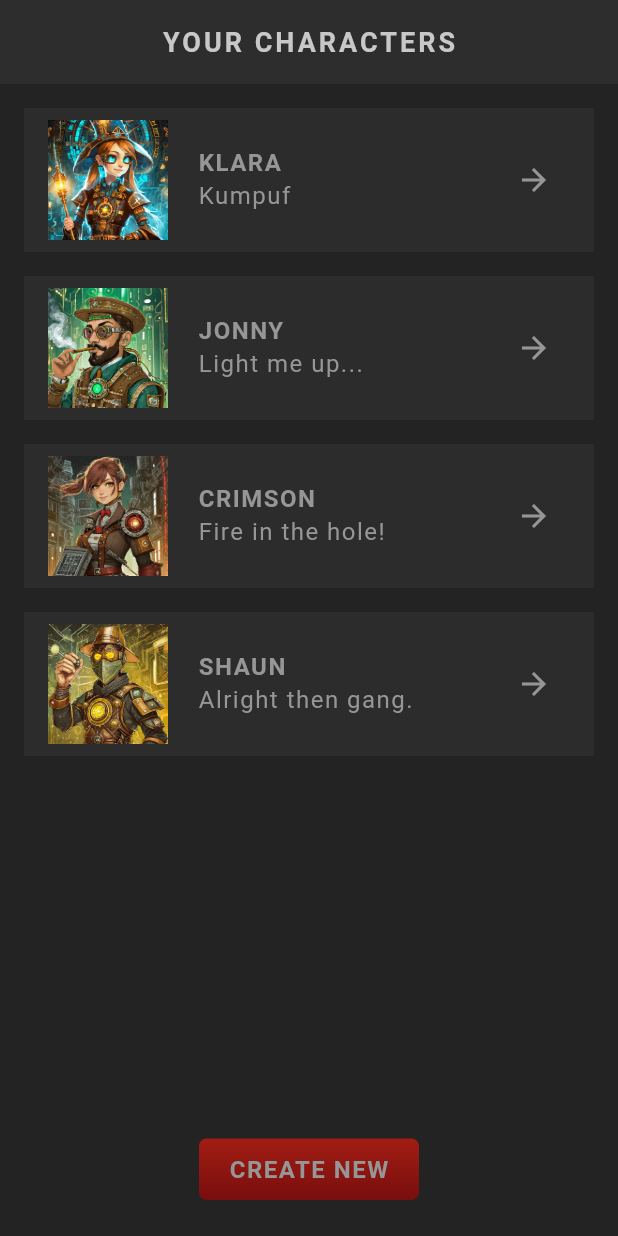
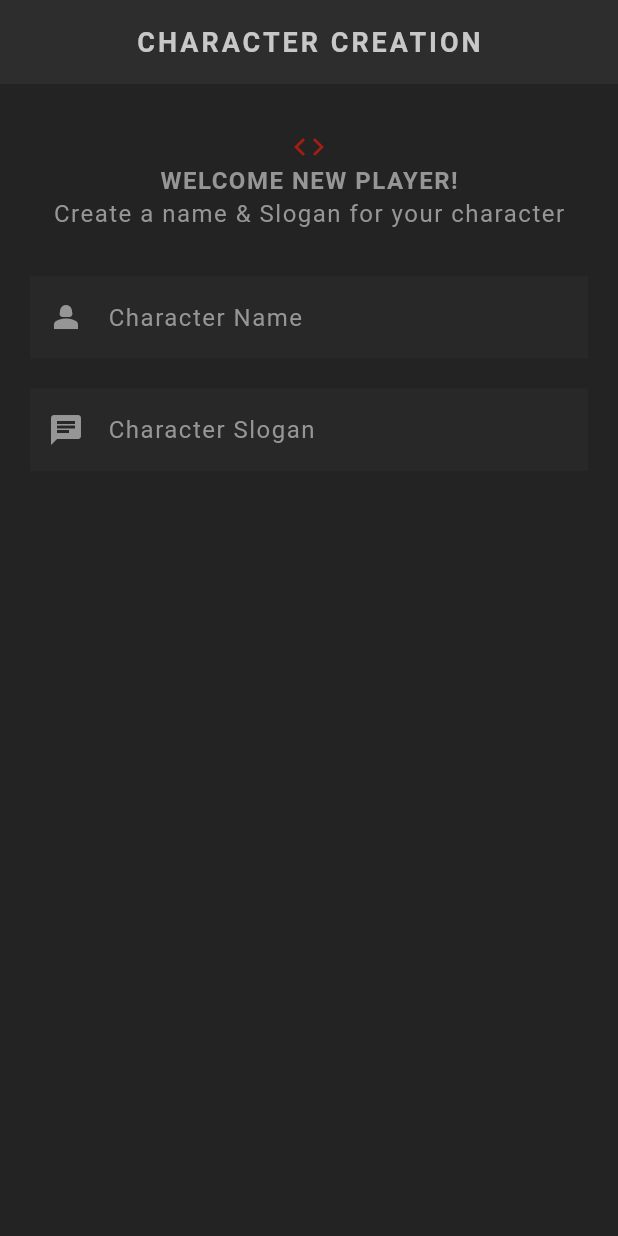
Before and after one commit to VictorDevLab/role_playing_game, a Flutter app: the screen it shows after launch, on a phone screen of 412 x 824 dp. Run offline on Flutter 3.47's test engine with Material 3 defaults, Android fonts, the phone set to English and light mode, and no system bars; our stand-ins replace google_fonts; missing offline and left inert: dart:ffi; Roboto replaces fonts that are missing (Kanit).

Commit message:
add a create  screen and text fields

```diff
--- a/lib/main.dart
+++ b/lib/main.dart
@@ -1,4 +1,5 @@
 import 'package:flutter/material.dart';
+import 'package:role_playing_game/screens/create/create.dart';
 import 'package:role_playing_game/screens/home/home.dart';
 import 'package:role_playing_game/theme.dart';
 
@@ -7,7 +8,7 @@ void main() {
     MaterialApp(
       debugShowCheckedModeBanner: false,
       theme: primaryTheme,
-      home: const Home(),
+      home: const Create(),
     ),
   );
 }
--- /dev/null
+++ b/lib/screens/create/create.dart
@@ -0,0 +1,59 @@
+import 'package:flutter/material.dart';
+import 'package:role_playing_game/shared/styled_text.dart';
+import 'package:role_playing_game/theme.dart';
+import 'package:google_fonts/google_fonts.dart';
+
+class Create extends StatefulWidget {
+  const Create({super.key});
+
+  @override
+  State<Create> createState() => _CreateState();
+}
+
+class _CreateState extends State<Create> {
+  @override
+  Widget build(BuildContext context) {
+    return Scaffold(
+      appBar: AppBar(
+        title: const StyledTitle("Character Creation"),
+        centerTitle: true,
+      ),
+      body: Container(
+        padding: EdgeInsets.symmetric(vertical: 30, horizontal: 20),
+        child: Column(
+          children: [
+            Center(child: Icon(Icons.code, color: AppColors.primaryColor)),
+            const Center(child: StyledHeading("Welcome New Player!")),
+            const Center(
+              child: StyledText("Create a name & Slogan for your character"),
+            ),
+            const SizedBox(height: 30),
+
+            //inputs for name and slogan
+            TextField(
+              style: GoogleFonts.kanit(
+                textStyle: Theme.of(context).textTheme.bodyMedium,
+              ),
+              cursorColor: AppColors.textColor,
+              decoration: InputDecoration(
+                prefixIcon: Icon(Icons.person_2),
+                label: StyledText("Character Name"),
+              ),
+            ),
+            const SizedBox(height: 20),
+            TextField(
+              style: GoogleFonts.kanit(
+                textStyle: Theme.of(context).textTheme.bodyMedium,
+              ),
+              cursorColor: AppColors.textColor,
+              decoration: InputDecoration(
+                prefixIcon: Icon(Icons.chat),
+                label: StyledText("Character Slogan"),
+              ),
+            ),
+          ],
+        ),
+      ),
+    );
+  }
+}
--- a/lib/theme.dart
+++ b/lib/theme.dart
@@ -52,4 +52,12 @@ ThemeData primaryTheme = ThemeData(
     margin: EdgeInsets.only(bottom: 16),
     surfaceTintColor: Colors.transparent,
   ),
+  // input decoration theme
+  inputDecorationTheme: InputDecorationTheme(
+    filled: true,
+    fillColor: AppColors.secondaryColor.withOpacity(0.5),
+    border: InputBorder.none,
+    labelStyle: TextStyle(color: AppColors.textColor),
+    prefixIconColor: AppColors.textColor,
+  ),
 );
```
